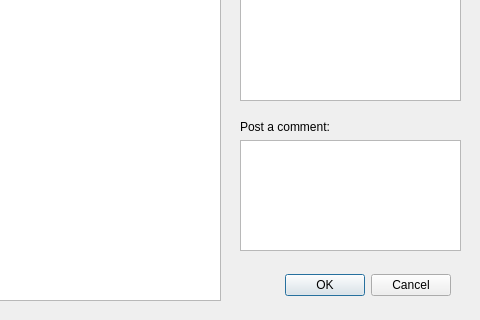
Qt form gui/viewbloggui.ui (Huy-Nguyen-HCI/RocketBook) before a commit; both pictures show x 160 to 640 and y 160 to 480 of the 640 by 480 pixel window.
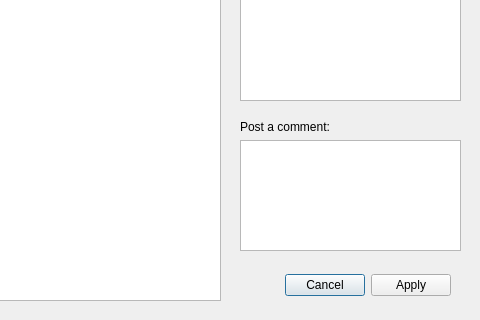
The same form after that commit.

Patch:
```diff
--- a/gui/viewbloggui.ui
+++ b/gui/viewbloggui.ui
@@ -26,10 +26,10 @@
     <enum>Qt::Horizontal</enum>
    </property>
    <property name="standardButtons">
-    <set>QDialogButtonBox::Cancel|QDialogButtonBox::Ok</set>
+    <set>QDialogButtonBox::Apply|QDialogButtonBox::Cancel</set>
    </property>
   </widget>
-  <widget class="QWidget" name="">
+  <widget class="QWidget" name="layoutWidget">
    <property name="geometry">
     <rect>
      <x>20</x>
@@ -58,7 +58,7 @@
     </item>
    </layout>
   </widget>
-  <widget class="QWidget" name="">
+  <widget class="QWidget" name="layoutWidget">
    <property name="geometry">
     <rect>
      <x>400</x>
@@ -80,7 +80,7 @@
     </item>
    </layout>
   </widget>
-  <widget class="QWidget" name="">
+  <widget class="QWidget" name="layoutWidget">
    <property name="geometry">
     <rect>
      <x>400</x>
```
Left out of the diff: 8 changed lines with no effect on the pictures.
